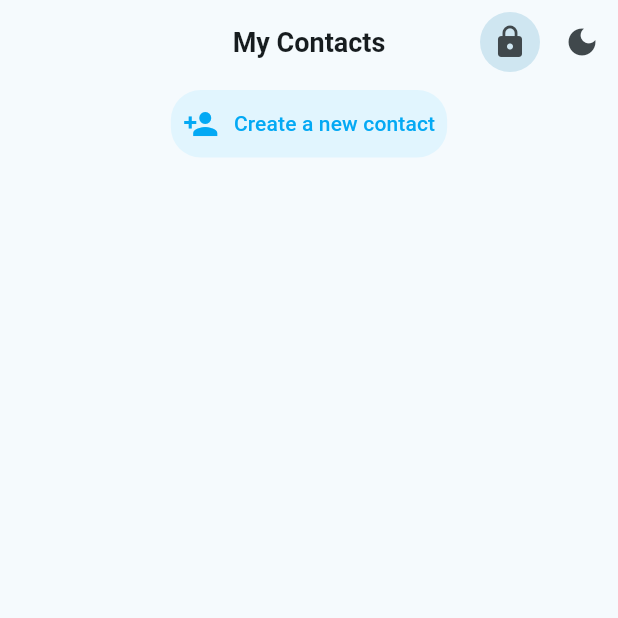
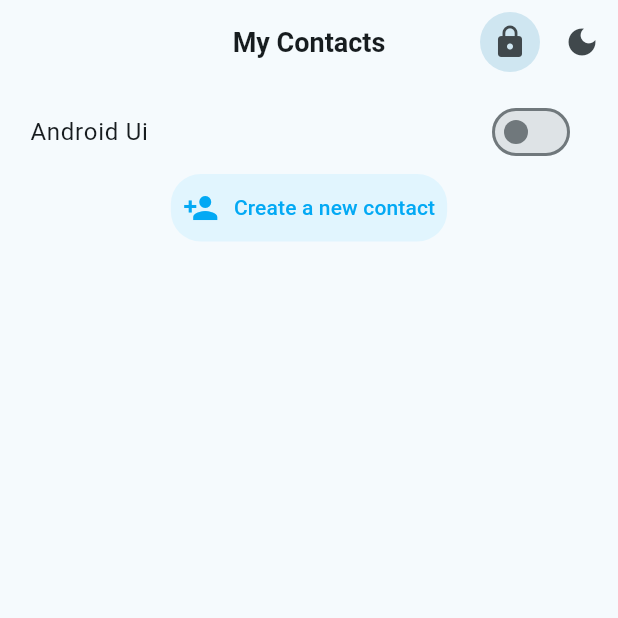
Before and after one commit to sumitFlutter/Contact_With_Provider_And-Advanced_UI, a Flutter app: the screen it shows after launch, after a tap on "Done", on a phone screen of 412 x 824 dp, the top half of it. Run offline on Flutter 3.47's test engine with Material 3 defaults, Android fonts, the light colour scheme and no system bars; our stand-ins replace image_picker, introduction_screen, local_auth, share_plus, shared_preferences.

Commit message:
day9 12pm

```diff
--- a/lib/main.dart
+++ b/lib/main.dart
@@ -2,6 +2,7 @@
 import 'dart:io';
 
 import 'package:contact_info/screen/providers/provider.dart';
+import 'package:contact_info/screen/providers/ui_provider.dart';
 import 'package:contact_info/theme/theme.dart';
 import 'package:contact_info/utils/routes/routes.dart';
 import 'package:flutter/cupertino.dart';
@@ -14,14 +15,17 @@ void main()
   runApp(
     MultiProvider(
       providers: [
-        ChangeNotifierProvider.value(value: Provider1())
+        ChangeNotifierProvider.value(value: Provider1()),
+        ChangeNotifierProvider.value(value: UiProvider()),
       ],
-      child: Consumer<Provider1>(
-        builder:  (context, value,child) {
+      child: Consumer2<Provider1,UiProvider>(
+        builder:  (context, value, value2, child) {
+          value2.getUi();
+          value2.iosUi=value2.pAppUi;
           value.getTheme();
           value.theme=value.pTheme;
           return
-          Platform.isAndroid?
+          value2.pAppUi==false?
           MaterialApp(
             debugShowCheckedModeBanner: false,
             theme: light,
--- a/lib/screen/home/home_screen.dart
+++ b/lib/screen/home/home_screen.dart
@@ -1,5 +1,6 @@
 import 'dart:io';
 
+import 'package:contact_info/screen/providers/ui_provider.dart';
 import 'package:flutter/material.dart';
 import 'package:flutter/cupertino.dart';
 import 'package:image_picker/image_picker.dart';
@@ -20,8 +21,12 @@ class HomeScreen extends StatefulWidget {
 class _HomeScreenState extends State<HomeScreen> {
   Provider1? providerR;
   Provider1? providerW;
+  UiProvider? uiR;
+  UiProvider? uiW;
   @override
   Widget build(BuildContext context) {
+    uiR=context.read<UiProvider>();
+    uiW=context.watch<UiProvider>();
     providerR=context.read<Provider1>();
     providerW=context.watch<Provider1>();
     return SafeArea(
@@ -34,9 +39,7 @@ class _HomeScreenState extends State<HomeScreen> {
         actions: [
           IconButton.filledTonal(onPressed: () {
                     Navigator.pushNamed(context, "hide");
-
-
-          }, icon: Icon(Icons.lock)),
+          }, icon: const Icon(Icons.lock)),
           IconButton(onPressed: () => providerR!.setTheme(), icon: Icon(providerW!.themeMode))
         ],
       ),
@@ -44,6 +47,9 @@ class _HomeScreenState extends State<HomeScreen> {
         padding: const EdgeInsets.all(4),
         child: Column(
           children: [
+            ListTile(title: const Text("Android Ui"),trailing: Switch(value: uiW!.iosUi,onChanged: (value) {
+              uiR!.setUi();
+            },),),
             Center(
               child: InkWell(
                 onTap: () {
@@ -51,13 +57,13 @@ class _HomeScreenState extends State<HomeScreen> {
                 },
                 child: Container(
                   height: 45,
-                  padding: EdgeInsets.all(8),
+                  padding: const EdgeInsets.all(8),
                   decoration: BoxDecoration(borderRadius: BorderRadius.circular(20),color: Colors.lightBlue.shade50,),
                   child: Row(
                   mainAxisSize: MainAxisSize.min,
                   children: [
-                    Icon(Icons.person_add,color: Colors.lightBlue,),
-                    SizedBox(width: 10,),
+                    const Icon(Icons.person_add,color: Colors.lightBlue,),
+                    const SizedBox(width: 10,),
                     Text("Create a new contact",style: Theme.of(context).textTheme.labelLarge,)
                   ],
                 ),),
--- /dev/null
+++ b/lib/screen/providers/ui_provider.dart
@@ -0,0 +1,27 @@
+import 'package:contact_info/utils/shared_helper.dart';
+import 'package:flutter/cupertino.dart';
+
+class UiProvider with ChangeNotifier{
+  bool iosUi=false;
+  bool pAppUi=false;
+  void setUi()
+  async {
+    iosUi=!iosUi;
+    saveUi(pUi: iosUi);
+    pAppUi=(await applyUi())!;
+    notifyListeners();
+  }
+  void getUi()
+  async{
+    if(await applyUi()==null)
+    {
+      pAppUi=false;
+    }
+    else
+    {
+      pAppUi=(await applyUi())!;
+    }
+    notifyListeners();
+  }
+
+}
--- a/lib/utils/shared_helper.dart
+++ b/lib/utils/shared_helper.dart
@@ -20,3 +20,13 @@ Future<bool?> getIntro() async {
   s1.getBool("intro");
   return s1.getBool("intro");
 }
+void saveUi({required bool pUi}) async {
+  SharedPreferences s1 = await SharedPreferences.getInstance();
+  s1.setBool("ui", pUi);
+}
+
+Future<bool?> applyUi() async {
+  SharedPreferences s1 = await SharedPreferences.getInstance();
+  s1.getBool("ui");
+  return s1.getBool("ui");
+}
```
Also changed, not shown: lib/screen/home/ios_home_screen.dart (+23 -5 lines).
